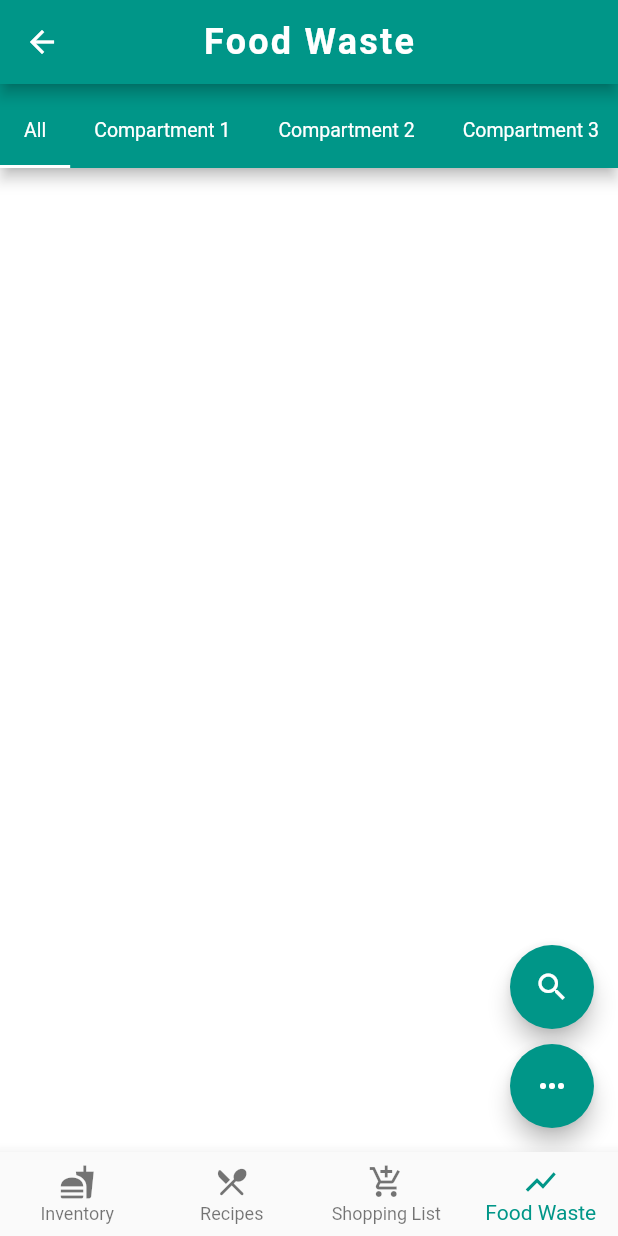
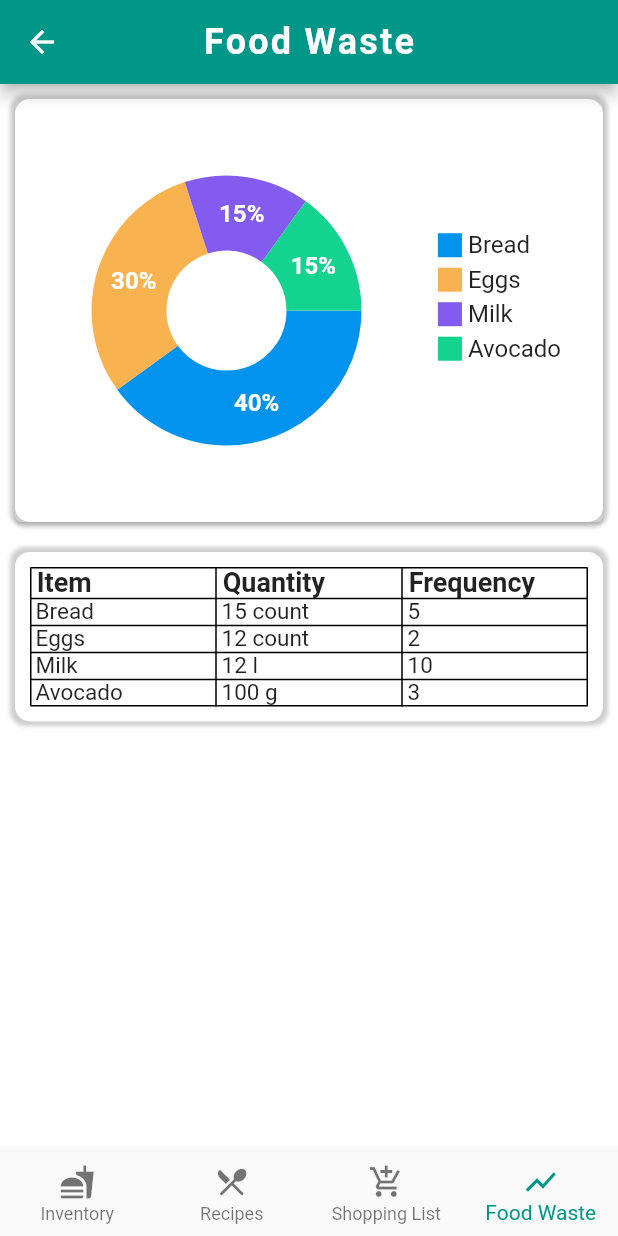
Before and after one commit to AsthaGarg16/CZ3002-FIT, a Flutter app: the HomePage screen opened directly, item 4 of the bottom bar chosen, on a phone screen of 412 x 824 dp. Run offline on Flutter 3.47's test engine with Material 2 defaults, Android fonts, the phone set to English and light mode, and no system bars; drawn by our look-alikes of fl_chart, flutter_speed_dial; our stand-ins replace cloud_firestore, firebase_auth, firebase_core; missing offline and left inert: random_color; accounts and stored records are empty; network calls fail; Roboto replaces fonts that are missing (mw).

Commit message:
Added static food wastage page

```diff
--- /dev/null
+++ b/fit/lib/UI/FoodWastagePage.dart
@@ -0,0 +1,274 @@
+import 'dart:ui';
+
+import 'package:flutter/cupertino.dart';
+import 'package:flutter/material.dart';
+import 'package:fl_chart/fl_chart.dart';
+import 'package:random_color/random_color.dart';
+
+import 'indicator.dart';
+
+class FoodWastagePage extends StatefulWidget {
+  const FoodWastagePage({Key? key}) : super(key: key);
+
+
+  @override
+  _FoodWasteState createState() => _FoodWasteState();
+}
+
+class _FoodWasteState extends State<FoodWastagePage> {
+
+  final RandomColor _randomColor = RandomColor();
+  int touchedIndex = -1;
+
+  @override
+  Widget build(BuildContext context) {
+        return SingleChildScrollView(
+
+                child: Column(
+            children:[
+
+              Card(
+                  margin: EdgeInsets.all(10.0),
+                color: Colors.white,
+                child: Container(
+                  decoration: BoxDecoration(
+                    color: Colors.white,
+
+                    borderRadius: const BorderRadius.only(
+                        topLeft: Radius.circular(10),
+                        topRight: Radius.circular(10),
+                        bottomLeft: Radius.circular(10),
+                        bottomRight: Radius.circular(10)
+                    ),
+                    boxShadow: [
+                      BoxShadow(
+                        color: Colors.grey.withOpacity(0.5),
+                        spreadRadius: 3.0,
+                        blurRadius: 1.5, // changes position of shadow
+                      ),
+                    ],
+                  ),
+                  child: Row(
+                    children: <Widget>[
+                    const SizedBox(
+                    height: 18,
+                    ),
+                    Expanded(
+                        child: AspectRatio(
+                        aspectRatio: 1,
+                        child: PieChart(
+                            PieChartData(
+                                pieTouchData: PieTouchData(touchCallback:
+                                    (FlTouchEvent event, pieTouchResponse) {
+                                    setState(() {
+                                    if (!event.isInterestedForInteractions ||
+                                    pieTouchResponse == null ||
+                                    pieTouchResponse.touchedSection == null) {
+                                    touchedIndex = -1;
+                                    return;
+                                    }
+                                    touchedIndex = pieTouchResponse
+                                        .touchedSection!.touchedSectionIndex;
+                                    });
+                                    }),
+                                borderData: FlBorderData(
+                                show: false,
+                                ),
+                                sectionsSpace: 0,
+                                centerSpaceRadius: 40,
+                                sections: showingSections()),
+                            ),
+                        ),
+                    ),
+                    Column(
+                        mainAxisSize: MainAxisSize.max,
+                        mainAxisAlignment: MainAxisAlignment.end,
+                        crossAxisAlignment: CrossAxisAlignment.start,
+                        children: const <Widget>[
+                          Indicator(
+                          color: Color(0xff0293ee),
+                          text: 'Bread',
+                          isSquare: true,
+                          ),
+                          SizedBox(
+                          height: 4,
+                          ),
+                          Indicator(
+                          color: Color(0xfff8b250),
+                          text: 'Eggs',
+                          isSquare: true,
+                          ),
+                          SizedBox(
+                          height: 4,
+                          ),
+                          Indicator(
+                          color: Color(0xff845bef),
+                          text: 'Milk',
+                          isSquare: true,
+                          ),
+                          SizedBox(
+                          height: 4,
+                          ),
+                          Indicator(
+                          color: Color(0xff13d38e),
+                          text: 'Avocado',
+                          isSquare: true,
+                          ),
+                          SizedBox(
+                          height: 18,
+                          ),
+                        ],
+                        ),
+                    const SizedBox(
+                    width: 28,
+                    ),
+                    ],
+                    ),),
+                ),
+              Container(
+                margin: EdgeInsets.all(10.0),
+                padding:EdgeInsets.all(10.0),
+                decoration: BoxDecoration(
+                  color: Colors.white,
+
+                  borderRadius: const BorderRadius.only(
+                  topLeft: Radius.circular(10),
+                  topRight: Radius.circular(10),
+                  bottomLeft: Radius.circular(10),
+                  bottomRight: Radius.circular(10)
+                  ),
+                  boxShadow: [
+                  BoxShadow(
+                  color: Colors.grey.withOpacity(0.5),
+                  spreadRadius: 3.0,
+                  blurRadius: 1.5, // changes position of shadow
+                  ),
+                  ],
+                ),
+              child: Table(
+                  border: TableBorder.all(),
+                children:const [
+                  TableRow(children:[Text(" Item", style: TextStyle(
+                      fontSize: 18.0,
+                      fontWeight: FontWeight.bold,
+                      color: Colors.black87),),
+                    Text(" Quantity", style: TextStyle(
+                        fontSize: 18.0,
+                        fontWeight: FontWeight.bold,
+                        color: Colors.black87),),
+                    Text(" Frequency", style: TextStyle(
+                        fontSize: 18.0,
+                        fontWeight: FontWeight.bold,
+                        color: Colors.black87),),
+                  ]),
+                  TableRow(children:[Text(" Bread", style: TextStyle(
+                      fontSize: 15.0,
+                      fontWeight: FontWeight.normal,
+                      color: Colors.black87),),
+                    Text(" 15 count", style: TextStyle(
+                        fontSize: 15.0,
+                        fontWeight: FontWeight.normal,
+                        color: Colors.black87),),
+                    Text(" 5", style: TextStyle(
+                        fontSize: 15.0,
+                        fontWeight: FontWeight.normal,
+                        color: Colors.black87),),]),
+                  TableRow(children:[Text(" Eggs",style: TextStyle(
+                      fontSize: 15.0,
+                      fontWeight: FontWeight.normal,
+                      color: Colors.black87)),
+                    Text(" 12 count", style: TextStyle(
+                        fontSize: 15.0,
+                        fontWeight: FontWeight.normal,
+                        color: Colors.black87),),
+                    Text(" 2", style: TextStyle(
+                        fontSize: 15.0,
+                        fontWeight: FontWeight.normal,
+                        color: Colors.black87),),]),
+                  TableRow(children:[Text(" Milk",style: TextStyle(
+                      fontSize: 15.0,
+                      fontWeight: FontWeight.normal,
+                      color: Colors.black87)),
+                    Text(" 12 l", style: TextStyle(
+                        fontSize: 15.0,
+                        fontWeight: FontWeight.normal,
+                        color: Colors.black87),),
+                    Text(" 10", style: TextStyle(
+                        fontSize: 15.0,
+                        fontWeight: FontWeight.normal,
+                        color: Colors.black87),),]),
+                  TableRow(children:[Text(" Avocado",style: TextStyle(
+                      fontSize: 15.0,
+                      fontWeight: FontWeight.normal,
+                      color: Colors.black87)),
+                    Text(" 100 g", style: TextStyle(
+                        fontSize: 15.0,
+                        fontWeight: FontWeight.normal,
+                        color: Colors.black87),),
+                    Text(" 3", style: TextStyle(
+                        fontSize: 15.0,
+                        fontWeight: FontWeight.normal,
+                        color: Colors.black87),),]),
+
+                ]
+              ),),
+    ],),
+            );
+        }
+
+        List<PieChartSectionData> showingSections() {
+        return List.generate(4, (i) {
+        final isTouched = i == touchedIndex;
+        final fontSize = isTouched ? 25.0 : 16.0;
+        final radius = isTouched ? 60.0 : 50.0;
+        switch (i) {
+        case 0:
+        return PieChartSectionData(
+        color: const Color(0xff0293ee),
+        value: 40,
+        title: '40%',
+        radius: radius,
+        titleStyle: TextStyle(
+        fontSize: fontSize,
+        fontWeight: FontWeight.bold,
+        color: const Color(0xffffffff)),
+        );
+        case 1:
+        return PieChartSectionData(
+        color: const Color(0xfff8b250),
+        value: 30,
+        title: '30%',
+        radius: radius,
+        titleStyle: TextStyle(
+        fontSize: fontSize,
+        fontWeight: FontWeight.bold,
+        color: const Color(0xffffffff)),
+        );
+        case 2:
+        return PieChartSectionData(
+        color: const Color(0xff845bef),
+        value: 15,
+        title: '15%',
+        radius: radius,
+        titleStyle: TextStyle(
+        fontSize: fontSize,
+        fontWeight: FontWeight.bold,
+        color: const Color(0xffffffff)),
+        );
+        case 3:
+        return PieChartSectionData(
+        color: const Color(0xff13d38e),
+        value: 15,
+        title: '15%',
+        radius: radius,
+        titleStyle: TextStyle(
+        fontSize: fontSize,
+        fontWeight: FontWeight.bold,
+        color: const Color(0xffffffff)),
+        );
+        default:
+        throw Error();
+        }
+        });
+        }
+  }
--- a/fit/lib/UI/HomePage.dart
+++ b/fit/lib/UI/HomePage.dart
@@ -3,7 +3,7 @@ import 'package:flutter/material.dart';
 import 'FoodInventory.dart';
 import 'RecipePage.dart';
 import 'GroceryList.dart';
-// import 'FoodWaste.dart';
+import 'FoodWastagePage.dart';
 
 class HomePage extends StatefulWidget {
   // int foodInventoryInitPage = 0;
@@ -26,7 +26,7 @@ class _HomePageState extends State<HomePage> {
   ];
 
   void initState() {
-    _pages = [FoodInventory(), RecipePage(), GroceryList(), FoodInventory()];
+    _pages = [FoodInventory(), RecipePage(), GroceryList(), const FoodWastagePage()];
   }
 
   // Icon customIcon = const Icon(Icons.search, size: 20.0,);
--- /dev/null
+++ b/fit/lib/UI/indicator.dart
@@ -0,0 +1,42 @@
+import 'package:flutter/material.dart';
+
+class Indicator extends StatelessWidget {
+  final Color color;
+  final String text;
+  final bool isSquare;
+  final double size;
+  final Color textColor;
+
+  const Indicator({
+    Key? key,
+    required this.color,
+    required this.text,
+    required this.isSquare,
+    this.size = 16,
+    this.textColor = Colors.black87,
+  }) : super(key: key);
+
+  @override
+  Widget build(BuildContext context) {
+    return Row(
+      children: <Widget>[
+        Container(
+          width: size,
+          height: size,
+          decoration: BoxDecoration(
+            shape: isSquare ? BoxShape.rectangle : BoxShape.circle,
+            color: color,
+          ),
+        ),
+        const SizedBox(
+          width: 4,
+        ),
+        Text(
+          text,
+          style: TextStyle(
+              fontSize: 16, fontWeight: FontWeight.normal, color: textColor),
+        )
+      ],
+    );
+  }
+}
--- a/fit/pubspec.yaml
+++ b/fit/pubspec.yaml
@@ -41,6 +41,8 @@ dependencies:
   flutter_speed_dial: ^5.0.0+1
   http: ^0.13.4
   html: ^0.15.0
+  fl_chart: ^0.46.0
+  random_color: ^1.0.6-nullsafety
 
 dev_dependencies:
   flutter_test:
```
Also changed, not shown: fit/lib/UI/FoodWaste.dart (deleted).
